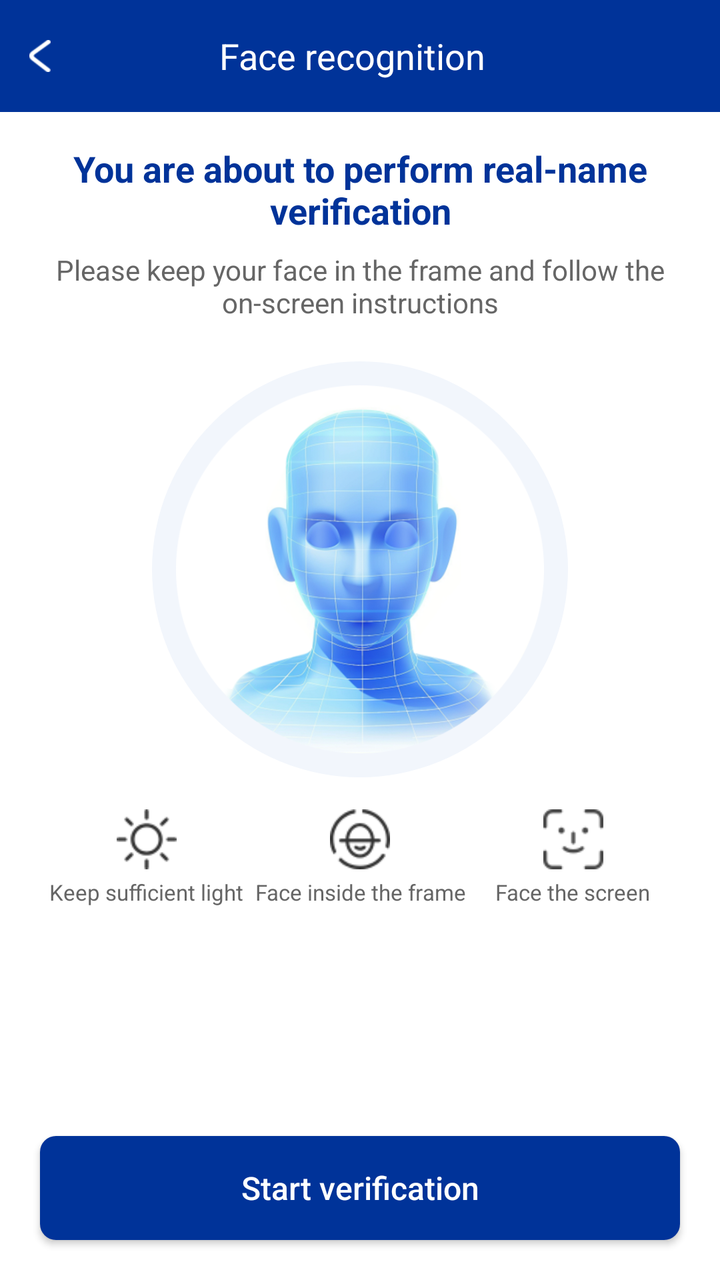
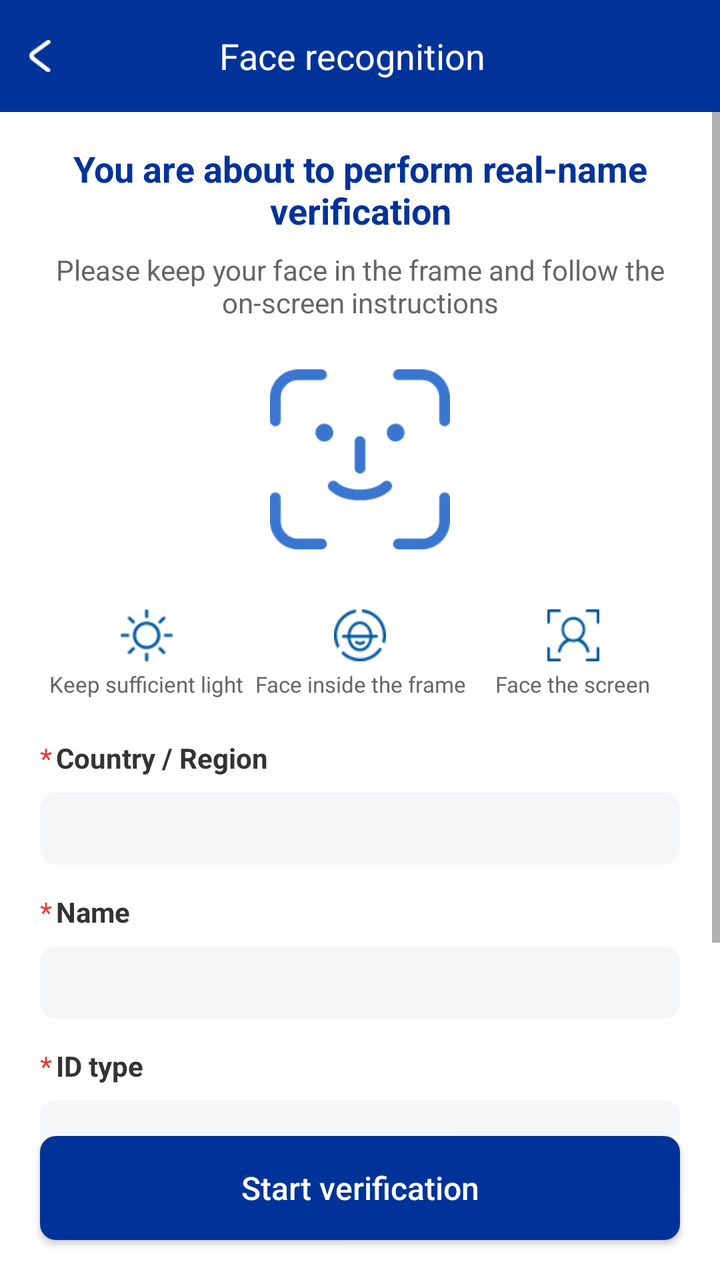

Two renders of the same Android screen: before a commit and after it. Below are the layout's source before the change and the commit's diff.
<!-- AndroidManifest.xml: another module's application theme Theme.TestFace -->
<!-- res/layout/aeye_activity_info_confirm.xml -->
<?xml version="1.0" encoding="utf-8"?>
<LinearLayout xmlns:android="http://schemas.android.com/apk/res/android"
    android:layout_width="match_parent"
    android:layout_height="match_parent"
    android:background="@color/white"
    android:orientation="vertical">

    <LinearLayout
        android:id="@+id/face_toolbar"
        android:layout_width="match_parent"
        android:layout_height="wrap_content"
        android:minHeight="56dp"
        android:background="@color/face_theme_primary"
        android:gravity="center_vertical"
        android:orientation="horizontal">

        <ImageView
            android:id="@+id/btn_back"
            android:layout_width="40dp"
            android:layout_height="40dp"
            android:contentDescription="@string/aeye_msg_cancel"
            android:padding="12dp"
            android:src="@drawable/aeye_return" />

        <TextView
            android:layout_width="0dp"
            android:layout_height="wrap_content"
            android:layout_weight="1"
            android:gravity="center"
            android:text="@string/face_title"
            android:textColor="@color/white"
            android:textSize="18sp" />

        <View
            android:layout_width="48dp"
            android:layout_height="48dp" />
    </LinearLayout>

    <ScrollView
        android:layout_width="match_parent"
        android:layout_height="0dp"
        android:layout_weight="1"
        android:fillViewport="true">

        <LinearLayout
            android:layout_width="match_parent"
            android:layout_height="wrap_content"
            android:orientation="vertical"
            android:paddingStart="20dp"
            android:paddingTop="16dp"
            android:paddingEnd="20dp"
            android:paddingBottom="24dp">

            <TextView
                android:id="@+id/tv_main_title"
                android:layout_width="match_parent"
                android:gravity="center"
                android:layout_height="wrap_content"
                android:text="@string/info_confirm_main_title"
                android:textColor="@color/face_theme_primary"
                android:textSize="18sp"
                android:textStyle="bold" />

            <TextView
                android:id="@+id/tv_sub_title"
                android:layout_width="match_parent"
                android:layout_height="wrap_content"
                android:layout_marginTop="8dp"
                android:gravity="center"
                android:text="@string/info_confirm_sub_title"
                android:textColor="@color/face_hint_sub"
                android:textSize="14sp" />



                <ImageView
                    android:layout_marginTop="20dp"
                    android:id="@+id/iv_person_placeholder"
                    android:layout_width="208dp"
                    android:layout_height="208dp"
                    android:layout_gravity="center"
                    android:background="@drawable/aeye_info_person_circle_bg"
                    android:contentDescription="@null"
                    android:padding="12dp"
                    android:scaleType="centerInside"
                    android:src="@drawable/ic_person_defalut" />

            <LinearLayout
                android:layout_width="match_parent"
                android:layout_height="wrap_content"
                android:layout_marginTop="16dp"
                android:gravity="center"
                android:orientation="horizontal">

                <LinearLayout
                    android:layout_width="0dp"
                    android:layout_height="wrap_content"
                    android:layout_weight="1"
                    android:gravity="center"
                    android:orientation="vertical">

                    <ImageView
                        android:layout_width="30dp"
                        android:layout_height="30dp"
                        android:contentDescription="@null"
                        android:src="@drawable/ic_info_1" />

                    <TextView
                        android:layout_width="wrap_content"
                        android:layout_height="wrap_content"
                        android:layout_marginTop="4dp"
                        android:gravity="center"
                        android:text="@string/info_hint_light"
                        android:textColor="@color/face_hint_sub"
                        android:textSize="11sp" />
                </LinearLayout>

                <LinearLayout
                    android:layout_width="0dp"
                    android:layout_height="wrap_content"
                    android:layout_weight="1"
                    android:gravity="center"
                    android:orientation="vertical">

                    <ImageView
                        android:layout_width="30dp"
                        android:layout_height="30dp"
                        android:contentDescription="@null"
                        android:src="@drawable/ic_info_2" />

                    <TextView
                        android:layout_width="wrap_content"
                        android:layout_height="wrap_content"
                        android:layout_marginTop="4dp"
                        android:gravity="center"
                        android:text="@string/info_hint_frame"
                        android:textColor="@color/face_hint_sub"
                        android:textSize="11sp" />
                </LinearLayout>

                <LinearLayout
                    android:layout_width="0dp"
                    android:layout_height="wrap_content"
                    android:layout_weight="1"
                    android:gravity="center"
                    android:orientation="vertical">

                    <ImageView
                        android:layout_width="30dp"
                        android:layout_height="30dp"
                        android:contentDescription="@null"
                        android:src="@drawable/ic_info_3" />

                    <TextView
                        android:layout_width="wrap_content"
                        android:layout_height="wrap_content"
                        android:layout_marginTop="4dp"
                        android:gravity="center"
                        android:text="@string/info_hint_front"
                        android:textColor="@color/face_hint_sub"
                        android:textSize="11sp" />
                </LinearLayout>
            </LinearLayout>

            
            <LinearLayout
                android:id="@+id/ll_user_info_card"
                android:layout_width="match_parent"
                android:layout_height="wrap_content"
                android:layout_marginTop="20dp"
                android:background="@drawable/bg_base_info"
                android:orientation="vertical"
                android:paddingStart="16dp"
                android:paddingTop="18dp"
                android:paddingEnd="16dp"
                android:paddingBottom="18dp"
                android:visibility="gone">

                <LinearLayout
                    android:layout_width="match_parent"
                    android:layout_height="wrap_content"
                    android:baselineAligned="false"
                    android:orientation="horizontal">

                    <LinearLayout
                        android:layout_width="0dp"
                        android:layout_height="wrap_content"
                        android:layout_weight="1"
                        android:gravity="start"
                        android:orientation="vertical">

                        <TextView
                            android:id="@+id/tv_name"
                            android:layout_width="wrap_content"
                            android:layout_height="wrap_content"
                            android:ellipsize="end"
                            android:gravity="start"
                            android:maxLines="1"
                            android:textColor="@color/black"
                            android:textSize="15sp"
                            android:textStyle="bold" />

                        <TextView
                            android:layout_width="wrap_content"
                            android:layout_height="wrap_content"
                            android:layout_marginTop="4dp"
                            android:gravity="start"
                            android:text="@string/info_field_name"
                            android:textColor="@color/face_hint_sub"
                            android:textSize="12sp" />
                    </LinearLayout>

                    <LinearLayout
                        android:layout_width="0dp"
                        android:layout_height="wrap_content"
                        android:layout_weight="1"
                        android:gravity="center_horizontal"
                        android:orientation="vertical">

                        <TextView
                            android:id="@+id/tv_region"
                            android:layout_width="wrap_content"
                            android:layout_height="wrap_content"
                            android:ellipsize="end"
                            android:gravity="center"
                            android:maxLines="1"
                            android:textColor="@color/black"
                            android:textSize="15sp"
                            android:textStyle="bold" />

                        <TextView
                            android:layout_width="wrap_content"
                            android:layout_height="wrap_content"
                            android:layout_marginTop="4dp"
                            android:gravity="center"
                            android:text="@string/info_field_region"
                            android:textColor="@color/face_hint_sub"
                            android:textSize="12sp" />
                    </LinearLayout>

                    <LinearLayout
                        android:layout_width="0dp"
                        android:layout_height="wrap_content"
                        android:layout_weight="1"
                        android:gravity="center_horizontal"
                        android:orientation="vertical">

                        <TextView
                            android:id="@+id/tv_id_type"
                            android:layout_width="wrap_content"
                            android:layout_height="wrap_content"
                            android:ellipsize="end"
                            android:gravity="center"
                            android:maxLines="1"
                            android:textColor="@color/black"
                            android:textSize="15sp"
                            android:textStyle="bold" />

                        <TextView
                            android:layout_width="wrap_content"
                            android:layout_height="wrap_content"
                            android:layout_marginTop="4dp"
                            android:gravity="center"
                            android:text="@string/info_field_id_type"
                            android:textColor="@color/face_hint_sub"
                            android:textSize="12sp" />
                    </LinearLayout>
                </LinearLayout>

                <LinearLayout
                    android:layout_width="match_parent"
                    android:layout_height="wrap_content"
                    android:layout_marginTop="16dp"
                    android:gravity="start"
                    android:orientation="vertical">

                    <TextView
                        android:id="@+id/tv_id_number"
                        android:layout_width="wrap_content"
                        android:layout_height="wrap_content"
                        android:ellipsize="end"
                        android:gravity="start"
                        android:maxLines="1"
                        android:textColor="@color/black"
                        android:textSize="15sp"
                        android:textStyle="bold" />

                    <TextView
                        android:layout_width="wrap_content"
                        android:layout_height="wrap_content"
                        android:layout_marginTop="4dp"
                        android:gravity="start"
                        android:text="@string/info_field_id_number"
                        android:textColor="@color/face_hint_sub"
                        android:textSize="12sp" />
                </LinearLayout>
            </LinearLayout>
        </LinearLayout>
    </ScrollView>

    <Button
        android:id="@+id/btn_start"
        android:layout_width="match_parent"
        android:layout_height="52dp"
        android:layout_marginStart="20dp"
        android:layout_marginEnd="20dp"
        android:layout_marginBottom="20dp"
        android:background="@drawable/aeye_btn_primary_navy"
        android:text="@string/info_start_verify"
        android:textAllCaps="false"
        android:textColor="@color/white"
        android:textSize="16sp" />
</LinearLayout>
<!-- resources referenced by this layout -->
<resources>
  <color name="black">#000000</color>
  <color name="face_hint_sub">#666666</color>
  <color name="face_theme_primary">#003399</color>
  <color name="white">#ffffff</color>
  <!-- drawable aeye_btn_primary_navy (drawable) -->
  <?xml version="1.0" encoding="utf-8"?>
  <shape xmlns:android="http://schemas.android.com/apk/res/android"
      android:shape="rectangle">
      <solid android:color="@color/face_theme_primary" />
      <corners android:radius="8dp" />
  </shape>
  <!-- drawable aeye_info_person_circle_bg (drawable) -->
  <?xml version="1.0" encoding="utf-8"?>
  <shape xmlns:android="http://schemas.android.com/apk/res/android"
      android:shape="oval">
      <solid android:color="#F2F6FC" />
  </shape>
  <!-- drawable aeye_return: png bitmap (drawable-xhdpi, 455 bytes) -->
  <!-- drawable bg_base_info: png bitmap (drawable-xhdpi, 73053 bytes) -->
  <!-- drawable ic_info_1: png bitmap (drawable-xhdpi, 1370 bytes) -->
  <!-- drawable ic_info_2: png bitmap (drawable-xhdpi, 2013 bytes) -->
  <!-- drawable ic_info_3: png bitmap (drawable-xhdpi, 1159 bytes) -->
  <!-- drawable ic_person_defalut: png bitmap (drawable-xhdpi, 170350 bytes) -->
  <string name="aeye_msg_cancel">cancel</string>
  <string name="face_title">Face recognition</string>
  <string name="info_confirm_main_title">You are about to perform real-name verification</string>
  <string name="info_confirm_sub_title">Please keep your face in the frame and follow the on-screen instructions</string>
  <string name="info_field_id_number">ID number</string>
  <string name="info_field_id_type">ID type</string>
  <string name="info_field_name">Name</string>
  <string name="info_field_region">Region / Country</string>
  <string name="info_hint_frame">Face inside the frame</string>
  <string name="info_hint_front">Face the screen</string>
  <string name="info_hint_light">Keep sufficient light</string>
  <string name="info_start_verify">Start verification</string>
  <style name="Theme.TestFace" parent="Base.Theme.TestFace" />
  <style name="Base.Theme.TestFace" parent="Theme.AppCompat.DayNight.NoActionBar">
          
          
      </style>
</resources>

<!-- the commit's change to res/layout/aeye_activity_info_confirm.xml (unified diff, before → after) -->
@@ -72,23 +72,21 @@
                 android:textSize="14sp" />
 
 
-
                 <ImageView
-                    android:layout_marginTop="20dp"
                     android:id="@+id/iv_person_placeholder"
-                    android:layout_width="208dp"
-                    android:layout_height="208dp"
+                    android:layout_width="90dp"
+                    android:layout_height="90dp"
                     android:layout_gravity="center"
-                    android:background="@drawable/aeye_info_person_circle_bg"
+                    android:layout_marginTop="24dp"
+                    android:adjustViewBounds="true"
                     android:contentDescription="@null"
-                    android:padding="12dp"
-                    android:scaleType="centerInside"
+                    android:scaleType="fitCenter"
                     android:src="@drawable/ic_person_defalut" />
 
             <LinearLayout
                 android:layout_width="match_parent"
                 android:layout_height="wrap_content"
-                android:layout_marginTop="16dp"
+                android:layout_marginTop="30dp"
                 android:gravity="center"
                 android:orientation="horizontal">
 
@@ -100,8 +98,8 @@
                     android:orientation="vertical">
 
                     <ImageView
-                        android:layout_width="30dp"
-                        android:layout_height="30dp"
+                        android:layout_width="26dp"
+                        android:layout_height="26dp"
                         android:contentDescription="@null"
                         android:src="@drawable/ic_info_1" />
 
@@ -123,8 +121,8 @@
                     android:orientation="vertical">
 
                     <ImageView
-                        android:layout_width="30dp"
-                        android:layout_height="30dp"
+                        android:layout_width="26dp"
+                        android:layout_height="26dp"
                         android:contentDescription="@null"
                         android:src="@drawable/ic_info_2" />
 
@@ -146,8 +144,8 @@
                     android:orientation="vertical">
 
                     <ImageView
-                        android:layout_width="30dp"
-                        android:layout_height="30dp"
+                        android:layout_width="26dp"
+                        android:layout_height="26dp"
                         android:contentDescription="@null"
                         android:src="@drawable/ic_info_3" />
 
@@ -168,131 +166,181 @@
                 android:layout_width="match_parent"
                 android:layout_height="wrap_content"
                 android:layout_marginTop="20dp"
-                android:background="@drawable/bg_base_info"
-                android:orientation="vertical"
-                android:paddingStart="16dp"
-                android:paddingTop="18dp"
-                android:paddingEnd="16dp"
-                android:paddingBottom="18dp"
-                android:visibility="gone">
+                android:orientation="vertical">
 
                 <LinearLayout
                     android:layout_width="match_parent"
                     android:layout_height="wrap_content"
-                    android:baselineAligned="false"
-                    android:orientation="horizontal">
+                    android:orientation="vertical">
 
                     <LinearLayout
-                        android:layout_width="0dp"
-                        android:layout_height="wrap_content"
-                        android:layout_weight="1"
-                        android:gravity="start"
-                        android:orientation="vertical">
-
-                        <TextView
-                            android:id="@+id/tv_name"
-                            android:layout_width="wrap_content"
-                            android:layout_height="wrap_content"
-                            android:ellipsize="end"
-                            android:gravity="start"
-                            android:maxLines="1"
-                            android:textColor="@color/black"
-                            android:textSize="15sp"
-                            android:textStyle="bold" />
-
-                        <TextView
-                            android:layout_width="wrap_content"
-                            android:layout_height="wrap_content"
-                            android:layout_marginTop="4dp"
-                            android:gravity="start"
+                        android:layout_width="wrap_content"
+                        android:layout_height="wrap_content"
+                        android:gravity="center_vertical"
+                        android:orientation="horizontal">
+
+                        <TextView
+                            android:layout_width="wrap_content"
+                            android:layout_height="wrap_content"
+                            android:text="*"
+                            android:textColor="@color/face_result_fail"
+                            android:textSize="14sp" />
+
+                        <TextView
+                            android:layout_width="wrap_content"
+                            android:layout_height="wrap_content"
+                            android:layout_marginStart="2dp"
+                            android:textStyle="bold"
+                            android:text="@string/info_field_region"
+                            android:textColor="@color/face_info_field_text"
+                            android:textSize="14sp" />
+                    </LinearLayout>
+
+                    <TextView
+                        android:id="@+id/tv_region"
+                        android:layout_width="match_parent"
+                        android:layout_height="36dp"
+                        android:layout_marginTop="8dp"
+                        android:background="@drawable/aeye_info_field_box"
+                        android:ellipsize="end"
+                        android:gravity="center_vertical"
+                        android:maxLines="1"
+                        android:paddingStart="12dp"
+                        android:paddingEnd="12dp"
+                        android:textColor="@color/face_info_field_text"
+                        android:textSize="15sp" />
+                </LinearLayout>
+
+                <LinearLayout
+                    android:layout_width="match_parent"
+                    android:layout_height="wrap_content"
+                    android:layout_marginTop="14dp"
+                    android:orientation="vertical">
+
+                    <LinearLayout
+                        android:layout_width="wrap_content"
+                        android:layout_height="wrap_content"
+                        android:gravity="center_vertical"
+                        android:orientation="horizontal">
+
+                        <TextView
+                            android:layout_width="wrap_content"
+                            android:layout_height="wrap_content"
+                            android:text="*"
+                            android:textColor="@color/face_result_fail"
+                            android:textSize="14sp" />
+
+                        <TextView
+                            android:layout_width="wrap_content"
+                            android:layout_height="wrap_content"
+                            android:layout_marginStart="2dp"
                             android:text="@string/info_field_name"
-                            android:textColor="@color/face_hint_sub"
-                            android:textSize="12sp" />
+                            android:textStyle="bold"
+                            android:textColor="@color/face_info_field_text"
+                            android:textSize="14sp" />
                     </LinearLayout>
 
+                    <TextView
+                        android:id="@+id/tv_name"
+                        android:layout_width="match_parent"
+                        android:layout_height="36dp"
+                        android:layout_marginTop="8dp"
+                        android:background="@drawable/aeye_info_field_box"
+                        android:ellipsize="end"
+                        android:gravity="center_vertical"
+                        android:maxLines="1"
+                        android:paddingStart="12dp"
+                        android:paddingEnd="12dp"
+                        android:textColor="@color/face_info_field_text"
+                        android:textSize="15sp" />
+                </LinearLayout>
+
+                <LinearLayout
+                    android:layout_width="match_parent"
+                    android:layout_height="wrap_content"
+                    android:layout_marginTop="14dp"
+                    android:orientation="vertical">
+
                     <LinearLayout
-                        android:layout_width="0dp"
-                        android:layout_height="wrap_content"
-                        android:layout_weight="1"
-                        android:gravity="center_horizontal"
-                        android:orientation="vertical">
-
-                        <TextView
-                            android:id="@+id/tv_region"
-                            android:layout_width="wrap_content"
-                            android:layout_height="wrap_content"
-                            android:ellipsize="end"
-                            android:gravity="center"
-                            android:maxLines="1"
-                            android:textColor="@color/black"
-                            android:textSize="15sp"
-                            android:textStyle="bold" />
-
-                        <TextView
-                            android:layout_width="wrap_content"
-                            android:layout_height="wrap_content"
-                            android:layout_marginTop="4dp"
-                            android:gravity="center"
-                            android:text="@string/info_field_region"
-                            android:textColor="@color/face_hint_sub"
-                            android:textSize="12sp" />
+                        android:layout_width="wrap_content"
+                        android:layout_height="wrap_content"
+                        android:gravity="center_vertical"
+                        android:orientation="horizontal">
+
+                        <TextView
+                            android:layout_width="wrap_content"
+                            android:layout_height="wrap_content"
+                            android:text="*"
+                            android:textColor="@color/face_result_fail"
+                            android:textSize="14sp" />
+
+                        <TextView
+                            android:layout_width="wrap_content"
+                            android:layout_height="wrap_content"
+                            android:layout_marginStart="2dp"
+                            android:text="@string/info_field_id_type"
+                            android:textStyle="bold"
+                            android:textColor="@color/face_info_field_text"
+                            android:textSize="14sp" />
                     </LinearLayout>
 
+                    <TextView
+                        android:id="@+id/tv_id_type"
+                        android:layout_width="match_parent"
+                        android:layout_height="36dp"
+                        android:layout_marginTop="8dp"
+                        android:background="@drawable/aeye_info_field_box"
+                        android:ellipsize="end"
+                        android:gravity="center_vertical"
+                        android:maxLines="1"
+                        android:paddingStart="12dp"
+                        android:paddingEnd="12dp"
+                        android:textColor="@color/face_info_field_text"
+                        android:textSize="15sp" />
+                </LinearLayout>
+
+                <LinearLayout
+                    android:layout_width="match_parent"
+                    android:layout_height="wrap_content"
+                    android:layout_marginTop="14dp"
+                    android:orientation="vertical">
+
                     <LinearLayout
-                        android:layout_width="0dp"
-                        android:layout_height="wrap_content"
-                        android:layout_weight="1"
-                        android:gravity="center_horizontal"
-                        android:orientation="vertical">
-
-                        <TextView
-                            android:id="@+id/tv_id_type"
-                            android:layout_width="wrap_content"
-                            android:layout_height="wrap_content"
-                            android:ellipsize="end"
-                            android:gravity="center"
-                            android:maxLines="1"
-                            android:textColor="@color/black"
-                            android:textSize="15sp"
-                            android:textStyle="bold" />
-
-                        <TextView
-                            android:layout_width="wrap_content"
-                            android:layout_height="wrap_content"
-                            android:layout_marginTop="4dp"
-                            android:gravity="center"
-                            android:text="@string/info_field_id_type"
-                            android:textColor="@color/face_hint_sub"
-                            android:textSize="12sp" />
+                        android:layout_width="wrap_content"
+                        android:layout_height="wrap_content"
+                        android:gravity="center_vertical"
+                        android:orientation="horizontal">
+
+                        <TextView
+                            android:layout_width="wrap_content"
+                            android:layout_height="wrap_content"
+                            android:text="*"
+                            android:textColor="@color/face_result_fail"
+                            android:textSize="14sp" />
+
+                        <TextView
+                            android:layout_width="wrap_content"
+                            android:layout_height="wrap_content"
+                            android:layout_marginStart="2dp"
+                            android:text="@string/info_field_id_number"
+                            android:textStyle="bold"
+                            android:textColor="@color/face_info_field_text"
+                            android:textSize="14sp" />
                     </LinearLayout>
-                </LinearLayout>
-
-                <LinearLayout
-                    android:layout_width="match_parent"
-                    android:layout_height="wrap_content"
-                    android:layout_marginTop="16dp"
-                    android:gravity="start"
-                    android:orientation="vertical">
 
                     <TextView
                         android:id="@+id/tv_id_number"
-                        android:layout_width="wrap_content"
-                        android:layout_height="wrap_content"
+                        android:layout_width="match_parent"
+                        android:layout_height="36dp"
+                        android:layout_marginTop="8dp"
+                        android:background="@drawable/aeye_info_field_box"
                         android:ellipsize="end"
-                        android:gravity="start"
+                        android:gravity="center_vertical"
                         android:maxLines="1"
-                        android:textColor="@color/black"
-                        android:textSize="15sp"
-                        android:textStyle="bold" />
-
-                    <TextView
-                        android:layout_width="wrap_content"
-                        android:layout_height="wrap_content"
-                        android:layout_marginTop="4dp"
-                        android:gravity="start"
-                        android:text="@string/info_field_id_number"
-                        android:textColor="@color/face_hint_sub"
-                        android:textSize="12sp" />
+                        android:paddingStart="12dp"
+                        android:paddingEnd="12dp"
+                        android:textColor="@color/face_info_field_text"
+                        android:textSize="15sp" />
                 </LinearLayout>
             </LinearLayout>
         </LinearLayout>
<!-- resource entries referenced after the edit -->
@@ -1,7 +1,8 @@
 <!-- resources referenced by this layout -->
 <resources>
-  <color name="black">#000000</color>
   <color name="face_hint_sub">#666666</color>
+  <color name="face_info_field_text">#333333</color>
+  <color name="face_result_fail">#E53935</color>
   <color name="face_theme_primary">#003399</color>
   <color name="white">#ffffff</color>
   <!-- drawable aeye_btn_primary_navy (drawable) -->
@@ -11,18 +12,18 @@
       <solid android:color="@color/face_theme_primary" />
       <corners android:radius="8dp" />
   </shape>
-  <!-- drawable aeye_info_person_circle_bg (drawable) -->
+  <!-- drawable aeye_info_field_box (drawable) -->
   <?xml version="1.0" encoding="utf-8"?>
   <shape xmlns:android="http://schemas.android.com/apk/res/android"
-      android:shape="oval">
-      <solid android:color="#F2F6FC" />
+      android:shape="rectangle">
+      <solid android:color="@color/face_info_field_bg" />
+      <corners android:radius="8dp" />
   </shape>
   <!-- drawable aeye_return: png bitmap (drawable-xhdpi, 455 bytes) -->
-  <!-- drawable bg_base_info: png bitmap (drawable-xhdpi, 73053 bytes) -->
-  <!-- drawable ic_info_1: png bitmap (drawable-xhdpi, 1370 bytes) -->
-  <!-- drawable ic_info_2: png bitmap (drawable-xhdpi, 2013 bytes) -->
-  <!-- drawable ic_info_3: png bitmap (drawable-xhdpi, 1159 bytes) -->
-  <!-- drawable ic_person_defalut: png bitmap (drawable-xhdpi, 170350 bytes) -->
+  <!-- drawable ic_info_1: png bitmap (drawable-xhdpi, 1321 bytes) -->
+  <!-- drawable ic_info_2: png bitmap (drawable-xhdpi, 1947 bytes) -->
+  <!-- drawable ic_info_3: png bitmap (drawable-xhdpi, 1218 bytes) -->
+  <!-- drawable ic_person_defalut: png bitmap (drawable-xhdpi, 5385 bytes) -->
   <string name="aeye_msg_cancel">cancel</string>
   <string name="face_title">Face recognition</string>
   <string name="info_confirm_main_title">You are about to perform real-name verification</string>
@@ -30,12 +31,13 @@
   <string name="info_field_id_number">ID number</string>
   <string name="info_field_id_type">ID type</string>
   <string name="info_field_name">Name</string>
-  <string name="info_field_region">Region / Country</string>
+  <string name="info_field_region">Country / Region</string>
   <string name="info_hint_frame">Face inside the frame</string>
   <string name="info_hint_front">Face the screen</string>
   <string name="info_hint_light">Keep sufficient light</string>
   <string name="info_start_verify">Start verification</string>
   <style name="Theme.TestFace" parent="Base.Theme.TestFace" />
+  <color name="face_info_field_bg">#F5F6F8</color>
   <style name="Base.Theme.TestFace" parent="Theme.AppCompat.DayNight.NoActionBar">
           
           
